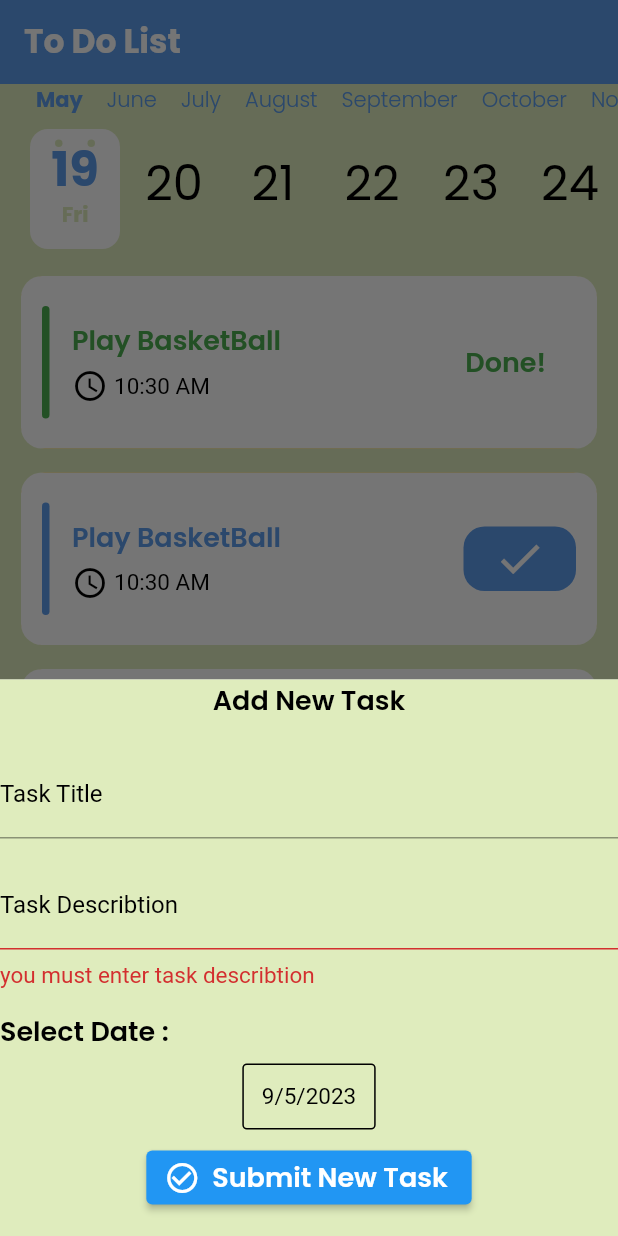
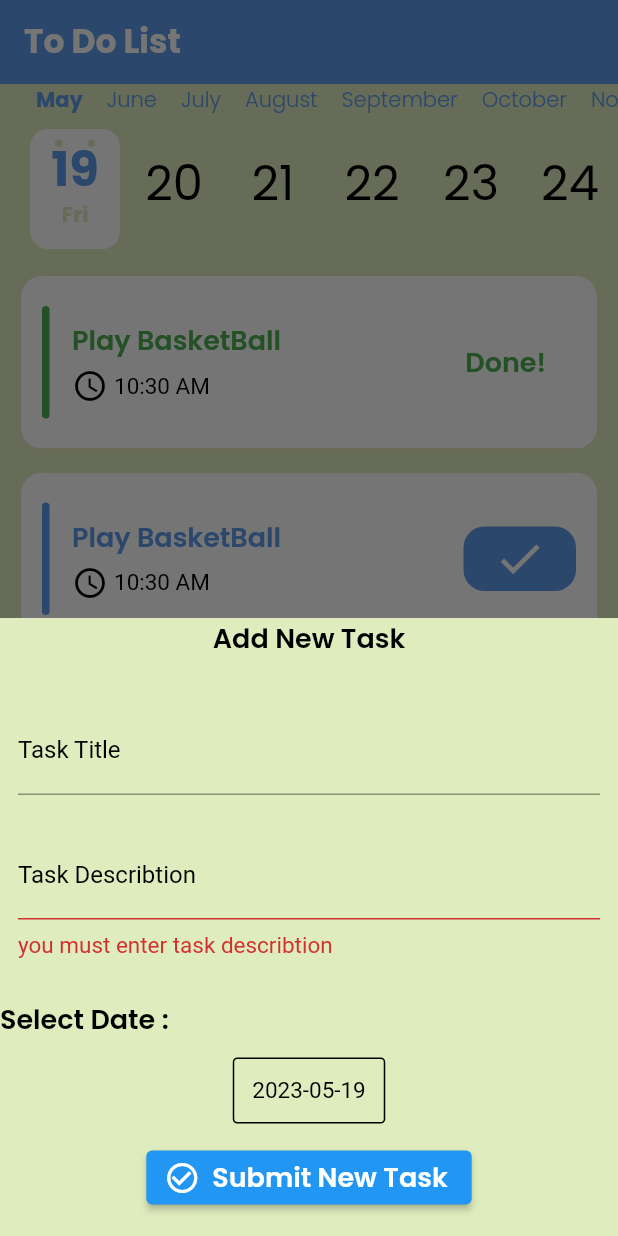
Before and after one commit to bishoy-girgis/todo_app, a Flutter app: the screen it shows after launch, after a tap on the "check" icon, after a tap on the "add" icon, on a phone screen of 412 x 824 dp. Run offline on Flutter 3.47's test engine with Material 2 defaults, Android fonts, the phone set to English and light mode, and no system bars; drawn by our look-alikes of calendar_timeline, flutter_slidable; our stand-ins replace cloud_firestore, firebase_core, google_fonts; accounts and stored records are empty; generated files the repository leaves out were written again.

Commit message:
add task file firebase fire store

```diff
--- a/lib/home_layout/home_screen.dart
+++ b/lib/home_layout/home_screen.dart
@@ -1,7 +1,7 @@
 import 'package:flutter/material.dart';
 import 'package:todo_app/pages/settings_page/settings_page.dart';
 import 'package:todo_app/pages/tasks_page/tasks_page.dart';
-import 'package:todo_app/shared_components/theme/color.dart';
+import 'package:todo_app/shared_components/theme/theme/color.dart';
 import '../pages/tasks_page/widgets/add_task_bottom_sheet.dart';
 
 class HomeScreen extends StatefulWidget {
--- a/lib/main.dart
+++ b/lib/main.dart
@@ -1,14 +1,20 @@
+import 'package:firebase_core/firebase_core.dart';
 import 'package:flutter/material.dart';
 import 'package:provider/provider.dart';
 import 'package:todo_app/home_layout/home_screen.dart';
 import 'package:todo_app/pages/edit_page/edit_page.dart';
 import 'package:todo_app/pages/splash_page/splash_screen.dart';
 import 'package:todo_app/provider/setting_provider.dart';
-import 'package:todo_app/shared_components/theme/my_theme.dart';
+import 'package:todo_app/shared_components/theme/theme/my_theme.dart';
 import 'package:flutter_localizations/flutter_localizations.dart';
 import 'package:flutter_gen/gen_l10n/app_localizations.dart';
+import 'firebase_options.dart';
 
-void main() {
+void main() async{
+  WidgetsFlutterBinding.ensureInitialized();
+  await Firebase.initializeApp(
+    options: DefaultFirebaseOptions.currentPlatform,
+  );
   runApp(
     ChangeNotifierProvider(
         create: (context) => SettingProvider(), child: MyApp()),
--- a/lib/pages/settings_page/settings_page.dart
+++ b/lib/pages/settings_page/settings_page.dart
@@ -3,7 +3,7 @@ import 'package:provider/provider.dart';
 import 'package:todo_app/pages/settings_page/widgets/language_widgets.dart';
 import 'package:todo_app/pages/settings_page/widgets/mode_widgets.dart';
 import 'package:todo_app/provider/setting_provider.dart';
-import 'package:todo_app/shared_components/theme/color.dart';
+import 'package:todo_app/shared_components/theme/theme/color.dart';
 import 'package:flutter_gen/gen_l10n/app_localizations.dart';
 
 class SettingsPage extends StatelessWidget {
--- a/lib/pages/settings_page/widgets/language_widgets.dart
+++ b/lib/pages/settings_page/widgets/language_widgets.dart
@@ -3,7 +3,7 @@ import 'package:flutter_gen/gen_l10n/app_localizations.dart';
 import 'package:provider/provider.dart';
 
 import '../../../provider/setting_provider.dart';
-import '../../../shared_components/theme/color.dart';
+import '../../../shared_components/theme/theme/color.dart';
 
 class LanguageWidget extends StatelessWidget {
   const LanguageWidget({super.key});
--- a/lib/pages/settings_page/widgets/mode_widgets.dart
+++ b/lib/pages/settings_page/widgets/mode_widgets.dart
@@ -1,6 +1,6 @@
 import 'package:flutter/material.dart';
 import 'package:provider/provider.dart';
-import 'package:todo_app/shared_components/theme/color.dart';
+import 'package:todo_app/shared_components/theme/theme/color.dart';
 import 'package:flutter_gen/gen_l10n/app_localizations.dart';
 
 import '../../../provider/setting_provider.dart';
--- a/lib/pages/tasks_page/tasks_page.dart
+++ b/lib/pages/tasks_page/tasks_page.dart
@@ -1,7 +1,7 @@
 import 'package:calendar_timeline/calendar_timeline.dart';
 import 'package:flutter/material.dart';
 import 'package:todo_app/pages/tasks_page/widgets/task_items.dart';
-import 'package:todo_app/shared_components/theme/color.dart';
+import 'package:todo_app/shared_components/theme/theme/color.dart';
 
 class TasksPage extends StatelessWidget {
   const TasksPage({super.key});
--- a/lib/pages/tasks_page/widgets/add_task_bottom_sheet.dart
+++ b/lib/pages/tasks_page/widgets/add_task_bottom_sheet.dart
@@ -1,4 +1,5 @@
 import 'package:flutter/material.dart';
+import 'package:todo_app/shared_components/theme/utilies/my_datetime_utilies.dart';
 
 class AddTaskBottomSheet extends StatefulWidget {
   const AddTaskBottomSheet({super.key});
@@ -13,13 +14,16 @@ class _AddTaskBottomSheetState extends State<AddTaskBottomSheet> {
   @override
   Widget build(BuildContext context) {
     var theme = Theme.of(context);
-    return SingleChildScrollView(
-      child: Padding(
+    return
+      SingleChildScrollView(
+      child:
+      Padding(
         padding:
             EdgeInsets.only(bottom: MediaQuery.of(context).viewInsets.bottom),
         child: Form(
           key: formKey,
           child: Container(
+
             decoration: BoxDecoration(color: theme.backgroundColor),
             child: Column(
               mainAxisSize: MainAxisSize.min,
@@ -32,9 +36,11 @@ class _AddTaskBottomSheetState extends State<AddTaskBottomSheet> {
                       ?.copyWith(color: theme.accentColor),
                 ),
                 const SizedBox(height: 20),
-                TextFormField(
+                Padding(
+                  padding: const EdgeInsets.all(12.0),
+                  child: TextFormField(
                     validator: (String? value) {
-                    if (value == null || value.isEmpty) {
+                      if (value == null || value.trim().isEmpty) {
                         return "you must enter task title";
                       } else {
                         return null;
@@ -46,11 +52,13 @@ class _AddTaskBottomSheetState extends State<AddTaskBottomSheet> {
                       style: TextStyle(color: theme.accentColor),
                     )),
                   ),
-                const SizedBox(height: 15),
-                TextFormField(
+                ),
+                Padding(
+                  padding: const EdgeInsets.all(12.0),
+                  child: TextFormField(
                     autovalidateMode: AutovalidateMode.always,
                     validator: (String? value) {
-                    if (value == null || value.isEmpty) {
+                      if (value == null || value.trim().isEmpty) {
                         return "you must enter task describtion";
                       } else if (value.length < 10) {
                         return "description cant be less than 10 characters";
@@ -65,6 +73,7 @@ class _AddTaskBottomSheetState extends State<AddTaskBottomSheet> {
                       "Task Describtion",
                       style: TextStyle(color: theme.accentColor),
                     )),
+                  ),
                 ),
                 const SizedBox(height: 15),
                 Container(
@@ -81,14 +90,15 @@ class _AddTaskBottomSheetState extends State<AddTaskBottomSheet> {
                       showBottomDatePicker();
                     },
                     child: Padding(
-                      padding: const EdgeInsets.all(8.0),
+                      padding: const EdgeInsets.all(12.0),
                       child: Container(
                           decoration: BoxDecoration(
                               borderRadius: BorderRadius.circular(3),
                               border: Border.all(color: theme.accentColor)),
                           padding: const EdgeInsets.all(12),
                           child: Text(
-                            "9/5/2023",
+                            selectedDate.toString().substring(0,10),
+                            //MyDatetimeUtilies.formateDate(selectedDate),
                             style: theme.textTheme.bodySmall
                                 ?.copyWith(color: theme.accentColor),
                           )),
@@ -119,12 +129,16 @@ class _AddTaskBottomSheetState extends State<AddTaskBottomSheet> {
       ),
     );
   }
-
-  void showBottomDatePicker() {
-    showDatePicker(
+  DateTime selectedDate =DateTime.now();
+  void showBottomDatePicker() async{
+    DateTime? chosenDate =await showDatePicker(
         context: context,
-        initialDate: DateTime.now(),
+        initialDate: selectedDate,
         firstDate: DateTime.now(),
         lastDate: DateTime.now().add(const Duration(days: 365)));
+    if(chosenDate ==null ) return;
+    setState(() {
+      selectedDate=chosenDate;
+    });
   }
 }
--- a/lib/pages/tasks_page/widgets/task_items.dart
+++ b/lib/pages/tasks_page/widgets/task_items.dart
@@ -3,7 +3,7 @@ import 'package:flutter_slidable/flutter_slidable.dart';
 import 'package:provider/provider.dart';
 import 'package:todo_app/pages/edit_page/edit_page.dart';
 import 'package:todo_app/provider/setting_provider.dart';
-import 'package:todo_app/shared_components/theme/color.dart';
+import 'package:todo_app/shared_components/theme/theme/color.dart';
 
 class TaskItems extends StatefulWidget {
   @override
--- a/lib/shared_components/theme/my_theme.dart
+++ b/lib/shared_components/theme/theme/my_theme.dart
@@ -1,6 +1,6 @@
 import 'package:flutter/material.dart';
 import 'package:google_fonts/google_fonts.dart';
-import 'package:todo_app/shared_components/theme/color.dart';
+import 'package:todo_app/shared_components/theme/theme/color.dart';
 
 class MyTheme {
   static ThemeData LightTheme = ThemeData(
--- /dev/null
+++ b/lib/shared_components/theme/utilies/my_datetime_utilies.dart
@@ -0,0 +1,8 @@
+import 'package:intl/intl.dart';
+
+class MyDatetimeUtilies{
+  static String formateDate (DateTime dateTime){
+    DateFormat formater =DateFormat("m,d,y");
+    return formater.format(dateTime);
+  }
+}
--- a/pubspec.yaml
+++ b/pubspec.yaml
@@ -43,7 +43,7 @@ dependencies:
   provider: ^6.0.5
   firebase_core: ^2.13.0
   cloud_firestore: ^4.7.1
-
+  intl: ^0.17.0
 
 dev_dependencies:
   flutter_test:
```
Also changed, not shown: lib/models/task_model.dart (added, +34 -0 lines), lib/pages/edit_page/edit_page.dart (+6 -1 lines), lib/shared_components/theme/network/my_database.dart (added, +16 -0 lines), lib/shared_components/theme/theme/color.dart (renamed from lib/shared_components/theme/color.dart), pubspec.lock, 1 other file. Lines whose indentation alone changed are shown as unchanged.
